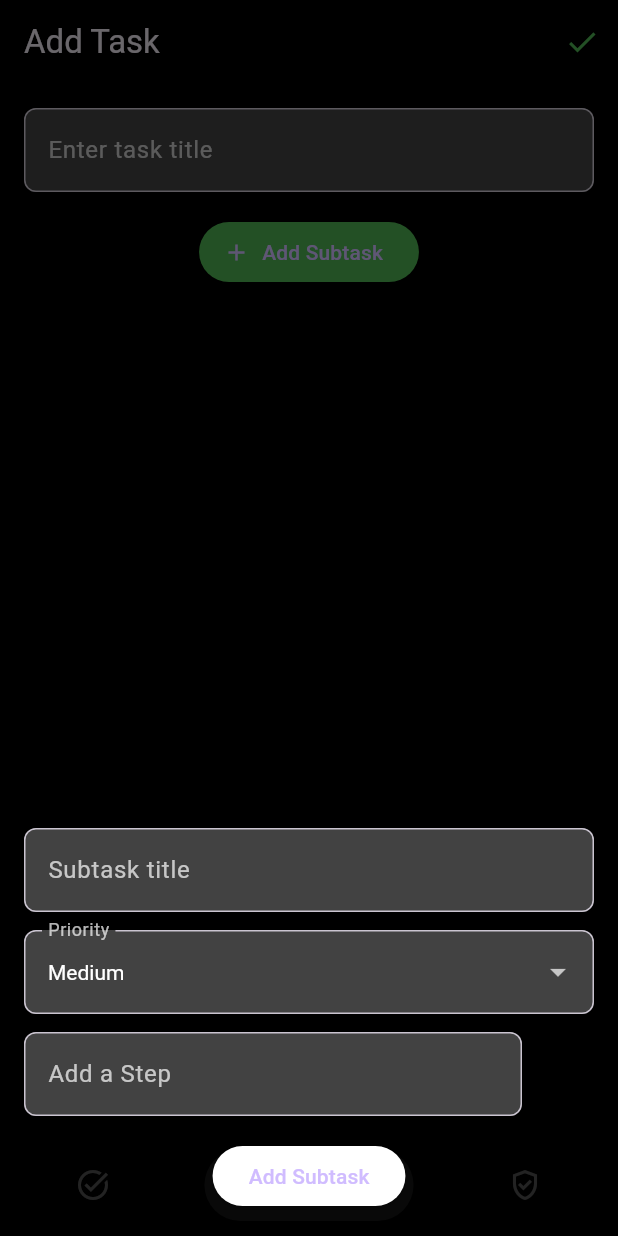
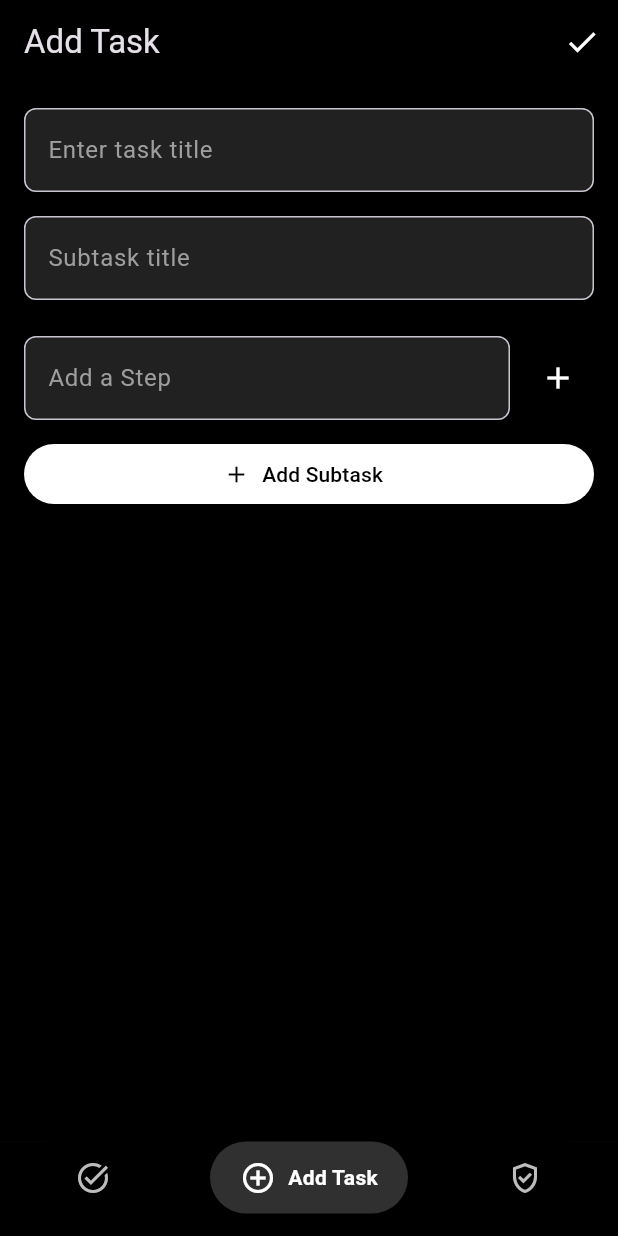
Before and after one commit to AnandhuA/TaskFlow-, a Flutter app: the screen it shows after launch, item 2 of the bottom bar chosen, after a tap on "Add Subtask", on a phone screen of 412 x 824 dp. Run offline on Flutter 3.47's test engine with Material 3 defaults, Android fonts, the phone set to English and light mode, and no system bars; drawn by our look-alikes of google_nav_bar; our stand-ins replace flutter_bloc, hive_flutter, lottie; accounts and stored records are empty.

Commit message:
add task screen

```diff
--- a/lib/data/hive_repo.dart
+++ b/lib/data/hive_repo.dart
@@ -3,6 +3,14 @@ import 'package:task_flow/models/task_model.dart';
 
 class HiveRepo {
   final Box<TaskPlan> _taskBox = Hive.box<TaskPlan>('taskPlans');
+
+  Future<void> reorderTasks(List<TaskPlan> reorderedTasks) async {
+    final box = Hive.box<TaskPlan>('taskPlans');
+    await box.clear();
+    for (var task in reorderedTasks) {
+      await box.put(task.id, task);
+    }
+  }
 
   Future<void> saveTask(TaskPlan taskPlan) async {
     await _taskBox.put(taskPlan.id, taskPlan);
--- a/lib/screens/add_task.dart
+++ b/lib/screens/add_task.dart
@@ -12,155 +12,41 @@ class AddTask extends StatefulWidget {
 
 class _AddTaskState extends State<AddTask> {
   final TextEditingController taskTitleController = TextEditingController();
-  final List<SubTask> subtasks = [];
 
-  void _addSubTaskDialog() {
-    final subTitleController = TextEditingController();
-    final stepController = TextEditingController();
+  final TextEditingController subTitleController = TextEditingController();
+  final TextEditingController stepController = TextEditingController();
+
+  List<SubTask> subtasks = [];
   List<String> steps = [];
   String priority = 'Medium';
 
-    showModalBottomSheet(
-      context: context,
-      backgroundColor: Colors.black.withOpacity(0.6),
-      isScrollControlled: true,
-      shape: const RoundedRectangleBorder(
-        borderRadius: BorderRadius.vertical(top: Radius.circular(16)),
-      ),
-      builder: (_) => StatefulBuilder(
-        builder: (context, setState) => Padding(
-          padding: EdgeInsets.only(
-            bottom: MediaQuery.of(context).viewInsets.bottom + 16,
-            left: 16,
-            right: 16,
-            top: 16,
-          ),
-          child: SingleChildScrollView(
-            child: Column(
-              children: [
-                TextField(
-                  controller: subTitleController,
-                  style: const TextStyle(color: Colors.white),
-                  decoration: InputDecoration(
-                    hintText: "Subtask title",
-                    hintStyle: const TextStyle(color: Colors.white70),
-                    filled: true,
-                    fillColor: Colors.grey[800],
-                    border: OutlineInputBorder(
-                      borderRadius: BorderRadius.circular(8),
-                    ),
-                  ),
-                ),
-                const SizedBox(height: 12),
-                DropdownButtonFormField<String>(
-                  value: priority,
-                  items: ['High', 'Medium', 'Low']
-                      .map((e) => DropdownMenuItem(value: e, child: Text(e)))
-                      .toList(),
-                  onChanged: (val) =>
-                      setState(() => priority = val ?? 'Medium'),
-                  decoration: InputDecoration(
-                    filled: true,
-                    fillColor: Colors.grey[800],
-                    border: OutlineInputBorder(
-                      borderRadius: BorderRadius.circular(8),
-                    ),
-                    labelText: 'Priority',
-                    labelStyle: const TextStyle(color: Colors.white70),
-                  ),
-                  dropdownColor: Colors.grey[900],
-                  style: const TextStyle(color: Colors.white),
-                ),
-                const SizedBox(height: 12),
-                Row(
-                  children: [
-                    Expanded(
-                      child: TextField(
-                        controller: stepController,
-                        style: const TextStyle(color: Colors.white),
-                        decoration: InputDecoration(
-                          hintText: 'Add a Step',
-                          hintStyle: const TextStyle(color: Colors.white70),
-                          filled: true,
-                          fillColor: Colors.grey[800],
-                          border: OutlineInputBorder(
-                            borderRadius: BorderRadius.circular(8),
-                          ),
-                        ),
-                      ),
-                    ),
-                    IconButton(
-                      icon: const Icon(Icons.add, color: Colors.black),
-                      onPressed: () {
-                        if (stepController.text.trim().isNotEmpty) {
+  void _addStep() {
+    final text = stepController.text.trim();
+    if (text.isNotEmpty) {
       setState(() {
-                            steps.add(stepController.text.trim());
+        steps.add(text);
         stepController.clear();
       });
     }
-                      },
-                    ),
-                  ],
-                ),
-                Column(
-                  crossAxisAlignment: CrossAxisAlignment.start,
-                  children: steps
-                      .map(
-                        (step) => Padding(
-                          padding: const EdgeInsets.only(top: 4),
-                          child: Row(
-                            children: [
-                              Expanded(
-                                child: Text(
-                                  "- $step",
-                                  style: const TextStyle(color: Colors.white70),
-                                ),
-                              ),
-                              IconButton(
-                                icon: const Icon(
-                                  Icons.close,
-                                  size: 18,
-                                  color: Colors.redAccent,
-                                ),
-                                onPressed: () {
-                                  setState(() => steps.remove(step));
-                                },
-                              ),
-                            ],
-                          ),
-                        ),
-                      )
-                      .toList(),
-                ),
-                const SizedBox(height: 16),
-                ElevatedButton(
-                  style: ElevatedButton.styleFrom(
-                    backgroundColor: Colors.white,
-                  ),
-                  onPressed: () {
-                    if (subTitleController.text.trim().isEmpty) return;
+  }
+
+  void _addSubtask() {
+    final title = subTitleController.text.trim();
+    if (title.isEmpty) return;
 
     final sub = SubTask(
-                      title: subTitleController.text.trim(),
+      title: title,
       priority: priority,
-                      steps: steps,
+      steps: List<String>.from(steps),
       completed: false,
     );
 
     setState(() {
       subtasks.add(sub);
+      subTitleController.clear();
+      steps.clear();
+      priority = 'Medium';
     });
-
-                    Navigator.pop(context);
-                  },
-                  child: const Text("Add Subtask"),
-                ),
-              ],
-            ),
-          ),
-        ),
-      ),
-    );
   }
 
   Future<void> _saveTask() async {
@@ -183,8 +69,13 @@ class _AddTaskState extends State<AddTask> {
     );
 
     await HiveRepo().saveTask(newTask);
+    taskTitleController.clear();
+    subTitleController.clear();
+    stepController.clear();
 
-    Navigator.pop(context);
+    setState(() {
+      subtasks = [];
+    });
     ScaffoldMessenger.of(context).showSnackBar(
       const SnackBar(
         content: Text("Task added successfully!"),
@@ -202,43 +93,149 @@ class _AddTaskState extends State<AddTask> {
         title: const Text("Add Task"),
         actions: [
           IconButton(
-            icon: const Icon(Icons.check, color: Colors.green),
+            icon: const Icon(Icons.check, color: Colors.white),
             onPressed: _saveTask,
           ),
         ],
       ),
       body: Padding(
         padding: const EdgeInsets.all(16.0),
-        child: Column(
+        child: ListView(
           children: [
+            // Task title
             TextField(
               controller: taskTitleController,
               style: const TextStyle(color: Colors.white),
               decoration: InputDecoration(
                 hintText: "Enter task title",
-                hintStyle: const TextStyle(color: Colors.white70),
+                hintStyle: const TextStyle(color: Colors.grey),
                 filled: true,
-                fillColor: Colors.grey[800],
+                fillColor: Colors.grey[900],
                 border: OutlineInputBorder(
                   borderRadius: BorderRadius.circular(8),
                 ),
               ),
             ),
             const SizedBox(height: 16),
+
+            // Subtask title input
+            TextField(
+              controller: subTitleController,
+              style: const TextStyle(color: Colors.white),
+              decoration: InputDecoration(
+                hintText: "Subtask title",
+                hintStyle: const TextStyle(color: Colors.grey),
+                filled: true,
+                fillColor: Colors.grey[900],
+                border: OutlineInputBorder(
+                  borderRadius: BorderRadius.circular(8),
+                ),
+              ),
+            ),
+            const SizedBox(height: 12),
+
+            // // Priority dropdown
+            // DropdownButtonFormField<String>(
+            //   value: priority,
+            //   items: [
+            //     'High',
+            //     'Medium',
+            //     'Low',
+            //   ].map((e) => DropdownMenuItem(value: e, child: Text(e))).toList(),
+            //   onChanged: (val) => setState(() => priority = val ?? 'Medium'),
+            //   decoration: InputDecoration(
+            //     filled: true,
+            //     fillColor: Colors.grey[800],
+            //     border: OutlineInputBorder(
+            //       borderRadius: BorderRadius.circular(8),
+            //     ),
+            //     labelText: 'Priority',
+            //     labelStyle: const TextStyle(color: Colors.white70),
+            //   ),
+            //   dropdownColor: Colors.grey[900],
+            //   style: const TextStyle(color: Colors.white),
+            // ),
+            const SizedBox(height: 12),
+
+            // Step input row
+            Row(
+              children: [
+                Expanded(
+                  child: TextField(
+                    controller: stepController,
+                    style: const TextStyle(color: Colors.white),
+                    decoration: InputDecoration(
+                      hintText: 'Add a Step',
+                      hintStyle: const TextStyle(color: Colors.grey),
+                      filled: true,
+                      fillColor: Colors.grey[900],
+                      border: OutlineInputBorder(
+                        borderRadius: BorderRadius.circular(8),
+                      ),
+                    ),
+                  ),
+                ),
+                const SizedBox(width: 8),
+                IconButton(
+                  onPressed: _addStep,
+                  icon: Icon(Icons.add, color: Colors.white),
+                ),
+              ],
+            ),
+
+            // Step list preview
+            Column(
+              crossAxisAlignment: CrossAxisAlignment.start,
+              children: steps
+                  .map(
+                    (step) => Padding(
+                      padding: const EdgeInsets.only(top: 4),
+                      child: Row(
+                        children: [
+                          Expanded(
+                            child: Text(
+                              "- $step",
+                              style: const TextStyle(color: Colors.white70),
+                            ),
+                          ),
+                          IconButton(
+                            icon: const Icon(
+                              Icons.close,
+                              color: Colors.redAccent,
+                              size: 18,
+                            ),
+                            onPressed: () {
+                              setState(() => steps.remove(step));
+                            },
+                          ),
+                        ],
+                      ),
+                    ),
+                  )
+                  .toList(),
+            ),
+            const SizedBox(height: 12),
+
+            // Add subtask button
             ElevatedButton.icon(
-              style: ElevatedButton.styleFrom(backgroundColor: Colors.green),
-              onPressed: _addSubTaskDialog,
-              icon: const Icon(Icons.add),
-              label: const Text("Add Subtask"),
+              onPressed: _addSubtask,
+              icon: const Icon(Icons.add, color: Colors.black),
+              label: const Text(
+                "Add Subtask",
+                style: TextStyle(color: Colors.black),
               ),
-            const SizedBox(height: 16),
-            Expanded(
-              child: ListView.builder(
-                itemCount: subtasks.length,
-                itemBuilder: (_, index) {
-                  final sub = subtasks[index];
+              style: ElevatedButton.styleFrom(backgroundColor: Colors.white),
+            ),
+            const SizedBox(height: 24),
+
+            // Subtask list
+            const Text("Subtasks", style: TextStyle(color: Colors.black)),
+            const SizedBox(height: 8),
+            ...subtasks.asMap().entries.map((entry) {
+              final index = entry.key;
+              final sub = entry.value;
               return Card(
-                    color: Colors.grey[850],
+                color: Colors.grey[900],
                 child: ListTile(
                   title: Text(
                     '${sub.title} (${sub.priority})',
@@ -248,15 +245,15 @@ class _AddTaskState extends State<AddTask> {
                     crossAxisAlignment: CrossAxisAlignment.start,
                     children: sub.steps
                         .map(
-                              (step) => Text(
-                                "- $step",
-                                style: const TextStyle(color: Colors.white70),
+                          (s) => Text(
+                            "- $s",
+                            style: const TextStyle(color: Colors.grey),
                           ),
                         )
                         .toList(),
                   ),
                   trailing: IconButton(
-                        icon: const Icon(Icons.delete, color: Colors.red),
+                    icon: const Icon(Icons.close, color: Colors.red),
                     onPressed: () {
                       setState(() {
                         subtasks.removeAt(index);
@@ -265,9 +262,7 @@ class _AddTaskState extends State<AddTask> {
                   ),
                 ),
               );
-                },
-              ),
-            ),
+            }),
           ],
         ),
       ),
--- a/lib/screens/main_screen.dart
+++ b/lib/screens/main_screen.dart
@@ -47,11 +47,11 @@ class _MainScreenState extends State<MainScreen> {
       body: PageView(
         controller: _pageController,
         onPageChanged: _onPageChanged,
-        children:  [MyTaskScreen(), AddTask(), AddTaskGptScreen()],
+        children: [MyTaskScreen(), AddTask(), AddTaskGptScreen()],
       ),
       bottomNavigationBar: Container(
         color: Colors.black,
-        padding: const EdgeInsets.symmetric(horizontal: 30, vertical: 10),
+        padding: const EdgeInsets.only(left: 30, right: 30, bottom: 15),
         child: GNav(
           backgroundColor: Colors.black,
           color: Colors.grey[400],
@@ -63,7 +63,7 @@ class _MainScreenState extends State<MainScreen> {
           onTabChange: _onTabChanged,
           tabs: const [
             GButton(icon: Icons.task_alt, text: 'My Tasks'),
-            GButton(icon: Icons.add_circle_outline_sharp, text: 'Add Tasks'),
+            GButton(icon: Icons.add_circle_outline_sharp, text: 'Add Task'),
             GButton(icon: Icons.gpp_good_outlined, text: 'Gpt'),
           ],
         ),
--- a/lib/screens/view_task_screen.dart
+++ b/lib/screens/view_task_screen.dart
@@ -155,6 +155,7 @@ class _ViewTaskScreenState extends State<ViewTaskScreen> {
                       ),
                     ),
                   ),
+                  if (sub.steps.isNotEmpty)
                     IconButton(
                       icon: Icon(
                         _expandedStates[index]
```
Also changed, not shown: lib/widgets/add_sub_task_bottom_sheet.dart (+4 -4 lines), 1 other file. Lines whose indentation alone changed are shown as unchanged.
